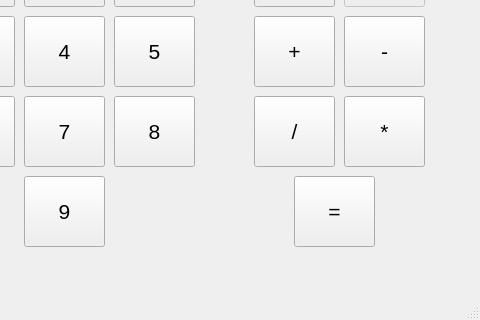
Qt form gui.ui (MaxJameson/PyQt-Calculator) before a commit; both pictures show x 106 to 586 and y 233 to 553 of the 586 by 553 pixel window.
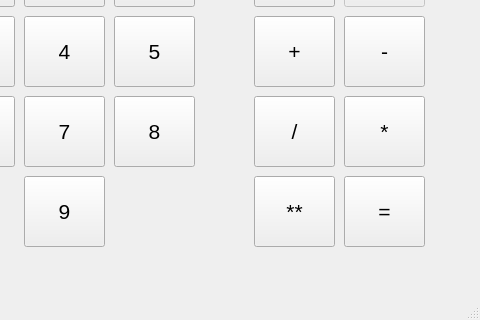
The same form after that commit.

```diff
--- a/gui.ui
+++ b/gui.ui
@@ -293,7 +293,7 @@
    <widget class="QPushButton" name="Btn_sum">
     <property name="geometry">
      <rect>
-      <x>400</x>
+      <x>450</x>
       <y>390</y>
       <width>81</width>
       <height>71</height>
@@ -347,6 +347,24 @@
      <string>Back</string>
     </property>
    </widget>
+   <widget class="QPushButton" name="Btn_power">
+    <property name="geometry">
+     <rect>
+      <x>360</x>
+      <y>390</y>
+      <width>81</width>
+      <height>71</height>
+     </rect>
+    </property>
+    <property name="font">
+     <font>
+      <pointsize>16</pointsize>
+     </font>
+    </property>
+    <property name="text">
+     <string>**</string>
+    </property>
+   </widget>
   </widget>
   <widget class="QMenuBar" name="menubar">
    <property name="geometry">
```
